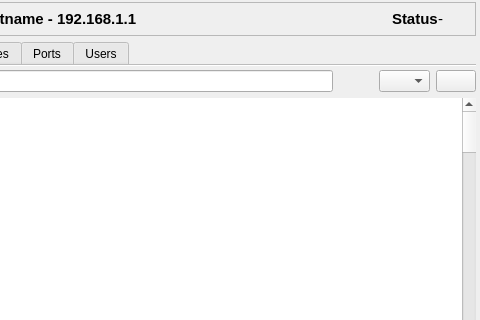
This is ui/opensnitch/res/stats.ui in evilsocket/opensnitch as Qt 5 draws it before an edit; both pictures show x 383 to 863 and y 0 to 320 of the 863 by 600 pixel window. The edited form follows.
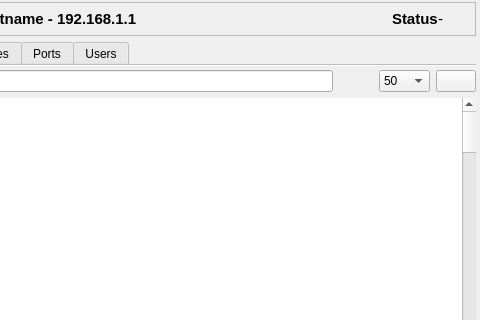
This is the edited form. Icons and pictures are not drawn. Custom widgets are drawn as their Qt base class.

Commit message:
ui: display 50 events by default, fixed pop-up crash
- By default there was no limit of events to display. If the user had
  the GUI opened for a long period of time, that could lead to an
  excessive CPU usage and thus a bad user experience. So by default
  set it to 50.
- pop-ups: Fixed crash when getting malformed icons from .desktop
  files.

Diff of the .ui file:
```diff
--- a/ui/opensnitch/res/stats.ui
+++ b/ui/opensnitch/res/stats.ui
@@ -404,7 +404,7 @@
          <item>
           <widget class="QComboBox" name="limitCombo">
            <property name="currentIndex">
-            <number>4</number>
+            <number>0</number>
            </property>
            <item>
             <property name="text">
```
Left out of the diff: 2 changed lines with no effect on the pictures. The commit also changes 2 other files.
